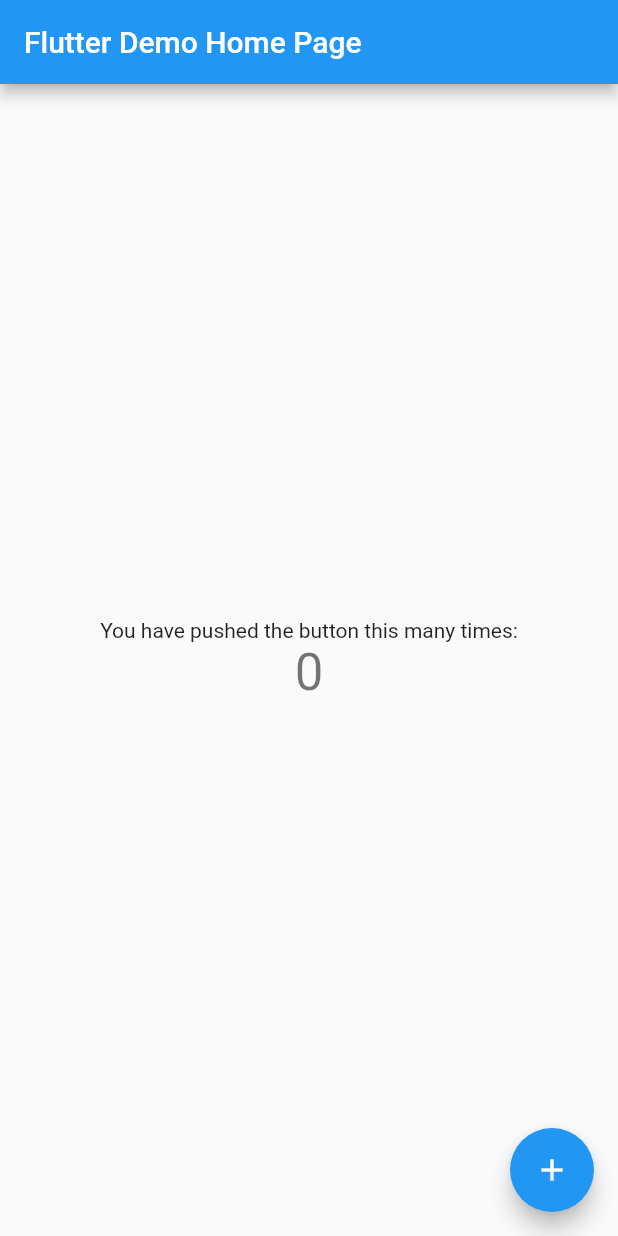
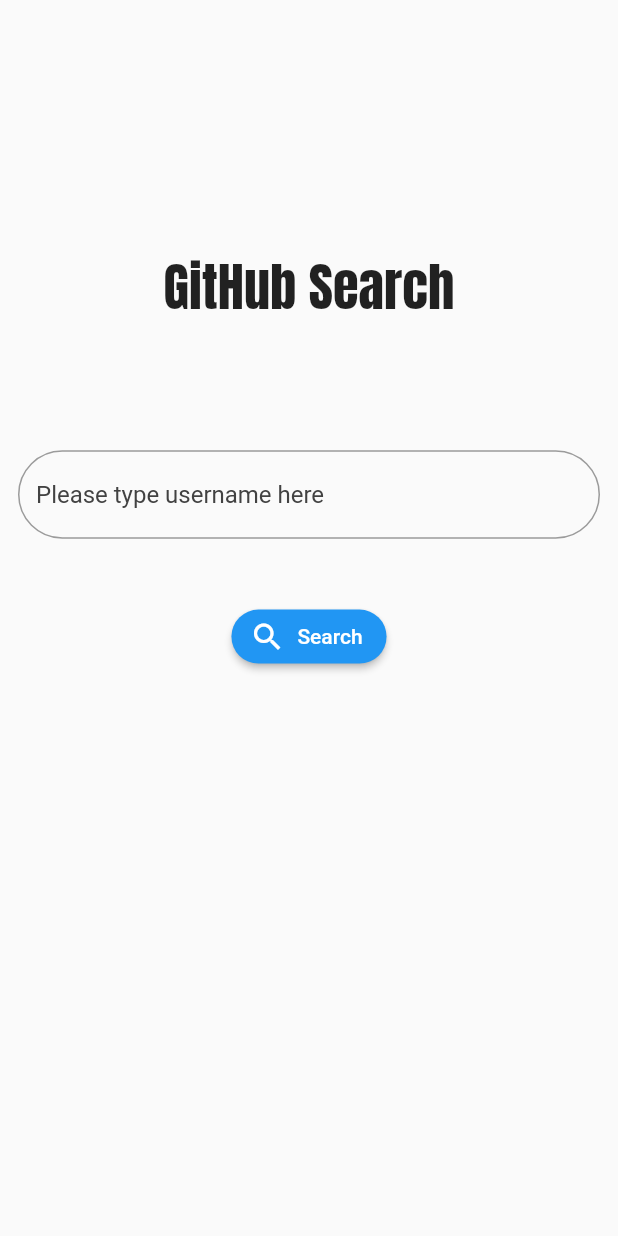
Before and after one commit to AhmedHamed-20/GithubSearch, a Flutter app: the screen it shows after launch, on a phone screen of 412 x 824 dp. Run offline on Flutter 3.47's test engine with Material 2 defaults, Android fonts, the phone set to English and light mode, and no system bars; our stand-ins replace bloc, dio, flutter_bloc, google_fonts.

Commit message:
home-screen

```diff
--- a/lib/main.dart
+++ b/lib/main.dart
@@ -1,4 +1,7 @@
 import 'package:flutter/material.dart';
+import 'package:flutter_bloc/flutter_bloc.dart';
+import 'package:gethubsearch/models/bloc/cubit.dart';
+import 'package:gethubsearch/screens/home_screen.dart';
 
 void main() {
   runApp(MyApp());
@@ -8,106 +11,17 @@ class MyApp extends StatelessWidget {
   // This widget is the root of your application.
   @override
   Widget build(BuildContext context) {
-    return MaterialApp(
-      title: 'Flutter Demo',
-      theme: ThemeData(
-        // This is the theme of your application.
-        //
-        // Try running your application with "flutter run". You'll see the
-        // application has a blue toolbar. Then, without quitting the app, try
-        // changing the primarySwatch below to Colors.green and then invoke
-        // "hot reload" (press "r" in the console where you ran "flutter run",
-        // or simply save your changes to "hot reload" in a Flutter IDE).
-        // Notice that the counter didn't reset back to zero; the application
-        // is not restarted.
-        primarySwatch: Colors.blue,
+    return MultiBlocProvider(
+      providers: [
+        BlocProvider<Appcubit>(create: (BuildContext context) => Appcubit())
+      ],
+      child: MaterialApp(
+        title: 'Flutter Demo',
+        theme: ThemeData(
+          primarySwatch: Colors.blue,
+        ),
+        home: HomeScreen(),
       ),
-      home: MyHomePage(title: 'Flutter Demo Home Page'),
     );
   }
 }
-
-class MyHomePage extends StatefulWidget {
-  MyHomePage({Key? key, required this.title}) : super(key: key);
-
-  // This widget is the home page of your application. It is stateful, meaning
-  // that it has a State object (defined below) that contains fields that affect
-  // how it looks.
-
-  // This class is the configuration for the state. It holds the values (in this
-  // case the title) provided by the parent (in this case the App widget) and
-  // used by the build method of the State. Fields in a Widget subclass are
-  // always marked "final".
-
-  final String title;
-
-  @override
-  _MyHomePageState createState() => _MyHomePageState();
-}
-
-class _MyHomePageState extends State<MyHomePage> {
-  int _counter = 0;
-
-  void _incrementCounter() {
-    setState(() {
-      // This call to setState tells the Flutter framework that something has
-      // changed in this State, which causes it to rerun the build method below
-      // so that the display can reflect the updated values. If we changed
-      // _counter without calling setState(), then the build method would not be
-      // called again, and so nothing would appear to happen.
-      _counter++;
-    });
-  }
-
-  @override
-  Widget build(BuildContext context) {
-    // This method is rerun every time setState is called, for instance as done
-    // by the _incrementCounter method above.
-    //
-    // The Flutter framework has been optimized to make rerunning build methods
-    // fast, so that you can just rebuild anything that needs updating rather
-    // than having to individually change instances of widgets.
-    return Scaffold(
-      appBar: AppBar(
-        // Here we take the value from the MyHomePage object that was created by
-        // the App.build method, and use it to set our appbar title.
-        title: Text(widget.title),
-      ),
-      body: Center(
-        // Center is a layout widget. It takes a single child and positions it
-        // in the middle of the parent.
-        child: Column(
-          // Column is also a layout widget. It takes a list of children and
-          // arranges them vertically. By default, it sizes itself to fit its
-          // children horizontally, and tries to be as tall as its parent.
-          //
-          // Invoke "debug painting" (press "p" in the console, choose the
-          // "Toggle Debug Paint" action from the Flutter Inspector in Android
-          // Studio, or the "Toggle Debug Paint" command in Visual Studio Code)
-          // to see the wireframe for each widget.
-          //
-          // Column has various properties to control how it sizes itself and
-          // how it positions its children. Here we use mainAxisAlignment to
-          // center the children vertically; the main axis here is the vertical
-          // axis because Columns are vertical (the cross axis would be
-          // horizontal).
-          mainAxisAlignment: MainAxisAlignment.center,
-          children: <Widget>[
-            Text(
-              'You have pushed the button this many times:',
-            ),
-            Text(
-              '$_counter',
-              style: Theme.of(context).textTheme.headline4,
-            ),
-          ],
-        ),
-      ),
-      floatingActionButton: FloatingActionButton(
-        onPressed: _incrementCounter,
-        tooltip: 'Increment',
-        child: Icon(Icons.add),
-      ), // This trailing comma makes auto-formatting nicer for build methods.
-    );
-  }
-}
--- /dev/null
+++ b/lib/models/bloc/cubit.dart
@@ -0,0 +1,23 @@
+import 'package:bloc/bloc.dart';
+import 'package:dio/dio.dart';
+import 'package:flutter/cupertino.dart';
+import 'package:flutter_bloc/flutter_bloc.dart';
+import 'package:gethubsearch/models/bloc/states.dart';
+
+class Appcubit extends Cubit<AppState> {
+  Appcubit() : super(AppintiState());
+  static Appcubit get(context) => BlocProvider.of(context);
+
+  TextEditingController text = TextEditingController();
+
+  void getUser(String userName) async {
+    try {
+      var response =
+          await Dio().get('https://api.github.com/users/${userName}');
+      print(response);
+    } catch (e) {
+      print(e);
+    }
+    emit(GetUser());
+  }
+}
--- /dev/null
+++ b/lib/models/bloc/states.dart
@@ -0,0 +1,5 @@
+abstract class AppState {}
+
+class AppintiState extends AppState {}
+
+class GetUser extends AppState {}
--- /dev/null
+++ b/lib/screens/home_screen.dart
@@ -0,0 +1,83 @@
+import 'package:flutter/material.dart';
+import 'package:flutter_bloc/flutter_bloc.dart';
+import 'package:gethubsearch/models/bloc/cubit.dart';
+import 'package:gethubsearch/models/bloc/states.dart';
+import 'package:google_fonts/google_fonts.dart';
+
+class HomeScreen extends StatelessWidget {
+  @override
+  Widget build(BuildContext context) {
+    final width = MediaQuery.of(context).size.width;
+    final height = MediaQuery.of(context).size.height;
+    var cubit = Appcubit.get(context);
+    return BlocBuilder<Appcubit, AppState>(
+      builder: (context, state) {
+        return SafeArea(
+          child: Scaffold(
+            body: Center(
+              child: Padding(
+                padding: const EdgeInsets.only(
+                  left: 12,
+                  right: 12,
+                ),
+                child: Column(
+                  mainAxisAlignment: MainAxisAlignment.start,
+                  children: [
+                    SizedBox(
+                      height: height * 0.2,
+                    ),
+                    Text(
+                      'GitHub Search',
+                      style: GoogleFonts.anton(
+                        textStyle: TextStyle(
+                          fontSize: 35,
+                        ),
+                      ),
+                    ),
+                    SizedBox(
+                      height: height * 0.1,
+                    ),
+                    TextField(
+                      onSubmitted: (val) {
+                        cubit.text.text = val;
+                      },
+                      onChanged: (val) {
+                        cubit.text.text = val;
+                      },
+                      controller: cubit.text,
+                      decoration: InputDecoration(
+                          border: OutlineInputBorder(
+                            borderRadius: const BorderRadius.all(
+                              const Radius.circular(35),
+                            ),
+                          ),
+                          hintStyle: TextStyle(color: Colors.grey[800]),
+                          hintText: "Please type username here",
+                          fillColor: Colors.white70),
+                    ),
+                    SizedBox(
+                      height: height * 0.05,
+                    ),
+                    ElevatedButton.icon(
+                      style: TextButton.styleFrom(
+                        shape: RoundedRectangleBorder(
+                          borderRadius: BorderRadius.circular(25),
+                        ),
+                      ),
+                      icon: Icon(Icons.search),
+                      onPressed: () {
+                        String user = cubit.text.text.trim();
+                        cubit.getUser(user);
+                      },
+                      label: Text('Search'),
+                    ),
+                  ],
+                ),
+              ),
+            ),
+          ),
+        );
+      },
+    );
+  }
+}
--- /dev/null
+++ b/lib/screens/userScreen.dart
@@ -0,0 +1,8 @@
+import 'package:flutter/material.dart';
+
+class UserScreen extends StatelessWidget {
+  @override
+  Widget build(BuildContext context) {
+    return Scaffold();
+  }
+}
--- a/pubspec.yaml
+++ b/pubspec.yaml
@@ -28,6 +28,10 @@ dependencies:
   # The following adds the Cupertino Icons font to your application.
   # Use with the CupertinoIcons class for iOS style icons.
   cupertino_icons: ^1.0.2
+  bloc: ^7.0.0
+  flutter_bloc: ^7.0.1
+  google_fonts: ^2.1.0
+  dio: ^4.0.0
 
 dev_dependencies:
   flutter_test:
```
Also changed, not shown: pubspec.lock.
